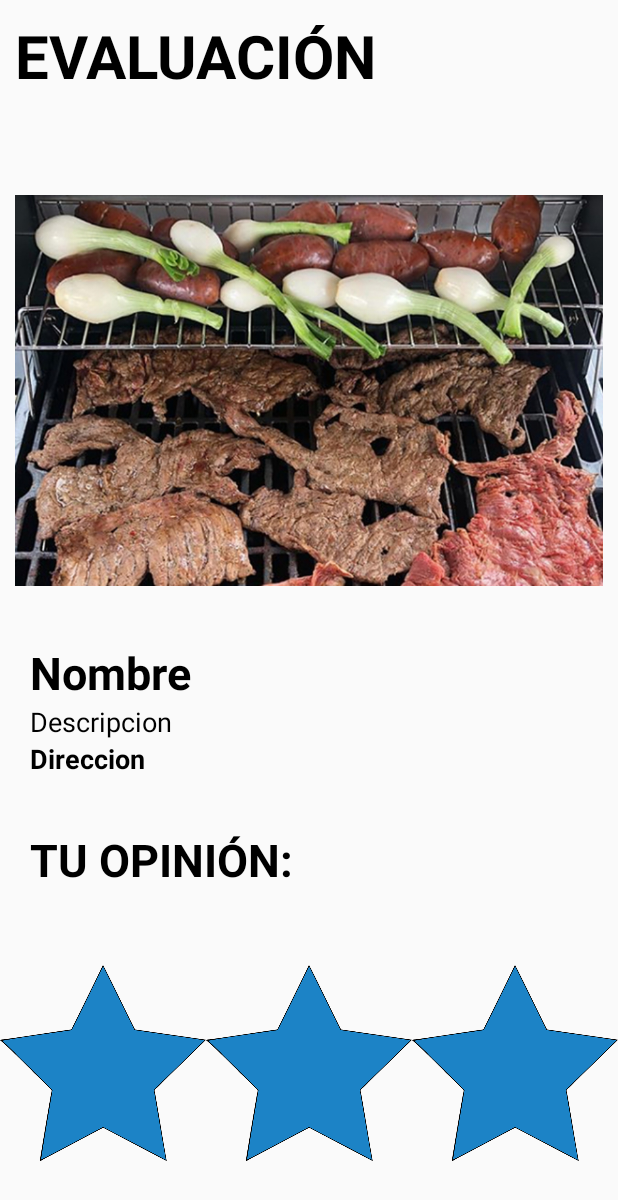
After one commit to AbrahamLCodes/Examen-Pr-ctico-2-, an Android app: the EvaluacionActivity screen opened directly, with no data from a screen before it, on a phone screen of 412 x 824 dp. The commit adds this screen. Shown: the top 1200 px of the screen. Run offline under Robolectric (Android 15) with nearby library versions, the phone set to English and light mode, and no system bars; 6 statements that could not run were skipped.

Commit message:
Aplicacion ya funciona, solo falta hacerla responsive

```diff
--- a/app/src/main/AndroidManifest.xml
+++ b/app/src/main/AndroidManifest.xml
@@ -9,8 +9,9 @@
         android:roundIcon="@mipmap/ic_launcher_round"
         android:supportsRtl="true"
         android:theme="@style/AppTheme">
-        <activity android:name=".ListaActivity"></activity>
-        <activity android:name=".RestauranteActivity"></activity>
+        <activity android:name=".EvaluacionActivity"></activity>
+        <activity android:name=".ListaActivity" />
+        <activity android:name=".RestauranteActivity" />
         <activity android:name=".DatosActivity" />
         <activity android:name=".MainActivity">
             <intent-filter>
--- a/app/src/main/java/iceCreamSandwich/unidad2/examenpractico2icecreamsandwich/DatosActivity.java
+++ b/app/src/main/java/iceCreamSandwich/unidad2/examenpractico2icecreamsandwich/DatosActivity.java
@@ -10,7 +10,6 @@ package iceCreamSandwich.unidad2.examenpractico2icecreamsandwich;
 
 import androidx.appcompat.app.AppCompatActivity;
 
-import android.app.ListActivity;
 import android.content.Intent;
 import android.os.Bundle;
 import android.view.View;
--- a/app/src/main/java/iceCreamSandwich/unidad2/examenpractico2icecreamsandwich/ListaAdapter.java
+++ b/app/src/main/java/iceCreamSandwich/unidad2/examenpractico2icecreamsandwich/ListaAdapter.java
@@ -41,7 +41,7 @@ public class ListaAdapter extends ArrayAdapter<ListaImagenes> {
             convertView = ((Activity) context).getLayoutInflater().inflate(resource,parent,false);
         }
 
-        ImageView imagen = convertView.findViewById(R.id.imagen);
+        ImageView imagen = convertView.findViewById(R.id.imagenEvaulacion);
         imagen.setImageResource(objects[position].getImagenRecurso());
 
         return convertView;
--- a/app/src/main/res/layout/activity_datos.xml
+++ b/app/src/main/res/layout/activity_datos.xml
@@ -1,6 +1,6 @@
 <?xml version="1.0" encoding="utf-8"?>
 <!--
-    Autor: Abraham Luna Cázares
+    Autor: Abraham Luna Cázares y Luis Angel Soto Castillo (No tiene computadora buena)
     Carrera: Ingeniería Informática
     Materia: Desarrollo de Aplicaciones Móviles I
     Docente: Ing. Rubén Alonso Hernández Chávez
--- /dev/null
+++ b/app/src/main/res/layout/activity_evaluacion.xml
@@ -0,0 +1,115 @@
+<?xml version="1.0" encoding="utf-8"?>
+<!--
+    Autor: Abraham Luna Cázares y Luis Angel Soto Castillo (No tiene computadora buena)
+    Carrera: Ingeniería Informática
+    Materia: Desarrollo de Aplicaciones Móviles I
+    Docente: Ing. Rubén Alonso Hernández Chávez
+    Instituto Tecnológico de Chihuahua II
+ -->
+<LinearLayout xmlns:android="http://schemas.android.com/apk/res/android"
+    xmlns:app="http://schemas.android.com/apk/res-auto"
+    xmlns:tools="http://schemas.android.com/tools"
+    android:layout_width="match_parent"
+    android:layout_height="match_parent"
+    android:orientation="vertical"
+    android:weightSum="12"
+    tools:context=".EvaluacionActivity">
+
+    <TextView
+        android:id="@+id/textView3"
+        android:layout_width="match_parent"
+        android:layout_height="wrap_content"
+        android:layout_marginLeft="10dp"
+        android:layout_marginTop="10dp"
+        android:layout_weight=".5"
+        android:text="EVALUACIÓN"
+        android:textColor="#000000"
+        android:textSize="40sp"
+        android:textStyle="bold" />
+
+    <ImageView
+        android:id="@+id/imagenEvaulacion"
+        android:layout_width="match_parent"
+        android:layout_height="0dp"
+        android:layout_marginLeft="10dp"
+        android:layout_marginTop="10dp"
+        android:layout_marginRight="10dp"
+        android:layout_weight="5.5"
+        app:srcCompat="@drawable/carne" />
+
+    <LinearLayout
+        android:layout_width="match_parent"
+        android:layout_height="0dp"
+        android:layout_marginLeft="20dp"
+        android:layout_weight="2"
+        android:orientation="vertical">
+
+        <TextView
+            android:id="@+id/nombre"
+            android:layout_width="match_parent"
+            android:layout_height="wrap_content"
+            android:layout_marginTop="10dp"
+            android:text="Nombre "
+            android:textColor="#000000"
+            android:textSize="30sp"
+            android:textStyle="bold" />
+
+        <TextView
+            android:id="@+id/descripcion"
+            android:layout_width="match_parent"
+            android:layout_height="wrap_content"
+            android:text="Descripcion"
+            android:textColor="#000000"
+            android:textSize="18sp" />
+
+        <TextView
+            android:id="@+id/direccion"
+            android:layout_width="match_parent"
+            android:layout_height="wrap_content"
+            android:text="Direccion"
+            android:textColor="#000000"
+            android:textSize="18sp"
+            android:textStyle="bold" />
+
+    </LinearLayout>
+
+    <TextView
+        android:id="@+id/textView7"
+        android:layout_width="match_parent"
+        android:layout_height="wrap_content"
+        android:layout_marginLeft="20dp"
+        android:layout_marginTop="20dp"
+        android:layout_weight="0"
+        android:text="TU OPINIÓN:"
+        android:textColor="#000000"
+        android:textSize="30sp"
+        android:textStyle="bold" />
+
+    <LinearLayout
+        android:layout_width="match_parent"
+        android:layout_height="0dp"
+        android:layout_weight="4"
+        android:weightSum="3">
+
+        <ImageView
+            android:id="@+id/estrella1"
+            android:layout_width="match_parent"
+            android:layout_height="match_parent"
+            android:layout_weight="1"
+            app:srcCompat="@drawable/star" />
+
+        <ImageView
+            android:id="@+id/estrella2"
+            android:layout_width="match_parent"
+            android:layout_height="match_parent"
+            android:layout_weight="1"
+            app:srcCompat="@drawable/star" />
+
+        <ImageView
+            android:id="@+id/estrella3"
+            android:layout_width="match_parent"
+            android:layout_height="match_parent"
+            android:layout_weight="1"
+            app:srcCompat="@drawable/star" />
+    </LinearLayout>
+</LinearLayout>
--- a/app/src/main/res/layout/activity_lista.xml
+++ b/app/src/main/res/layout/activity_lista.xml
@@ -1,6 +1,6 @@
 <?xml version="1.0" encoding="utf-8"?>
 <!--
-    Autor: Abraham Luna Cázares
+    Autor: Abraham Luna Cázares y Luis Angel Soto Castillo (No tiene computadora buena)
     Carrera: Ingeniería Informática
     Materia: Desarrollo de Aplicaciones Móviles I
     Docente: Ing. Rubén Alonso Hernández Chávez
--- a/app/src/main/res/layout/activity_main.xml
+++ b/app/src/main/res/layout/activity_main.xml
@@ -1,6 +1,6 @@
 <?xml version="1.0" encoding="utf-8"?>
 <!--
-    Autor: Abraham Luna Cázares
+    Autor: Abraham Luna Cázares y Luis Angel Soto Castillo (No tiene computadora buena)
     Carrera: Ingeniería Informática
     Materia: Desarrollo de Aplicaciones Móviles I
     Docente: Ing. Rubén Alonso Hernández Chávez
--- a/app/src/main/res/layout/mi_layout.xml
+++ b/app/src/main/res/layout/mi_layout.xml
@@ -1,6 +1,6 @@
 <?xml version="1.0" encoding="utf-8"?>
 <!--
-    Autor: Abraham Luna Cázares
+    Autor: Nevin Adair Almanza Ortiz
     Carrera: Ingeniería Informática
     Materia: Desarrollo de Aplicaciones Móviles I
     Docente: Ing. Rubén Alonso Hernández Chávez
@@ -15,7 +15,7 @@
     >
 
     <ImageView
-        android:id="@+id/imagen"
+        android:id="@+id/imagenEvaulacion"
         android:layout_width="300dp"
         android:layout_height="300dp"
         app:srcCompat="@drawable/frijoles"
```
Also changed, not shown: app/src/main/java/iceCreamSandwich/unidad2/examenpractico2icecreamsandwich/EvaluacionActivity.java (added, +122 -0 lines), app/src/main/java/iceCreamSandwich/unidad2/examenpractico2icecreamsandwich/MainActivity.java (+2 -11 lines), app/src/main/java/iceCreamSandwich/unidad2/examenpractico2icecreamsandwich/Restaurante.java (+8 -3 lines), app/src/main/java/iceCreamSandwich/unidad2/examenpractico2icecreamsandwich/RestauranteActivity.java (+54 -11 lines), app/src/main/java/iceCreamSandwich/unidad2/examenpractico2icecreamsandwich/ResturanteAdapter.java (+25 -18 lines), app/src/main/res/layout/activity_listados.xml (+7 -0 lines), app/src/main/res/layout/costum_item.xml (+19 -16 lines).
